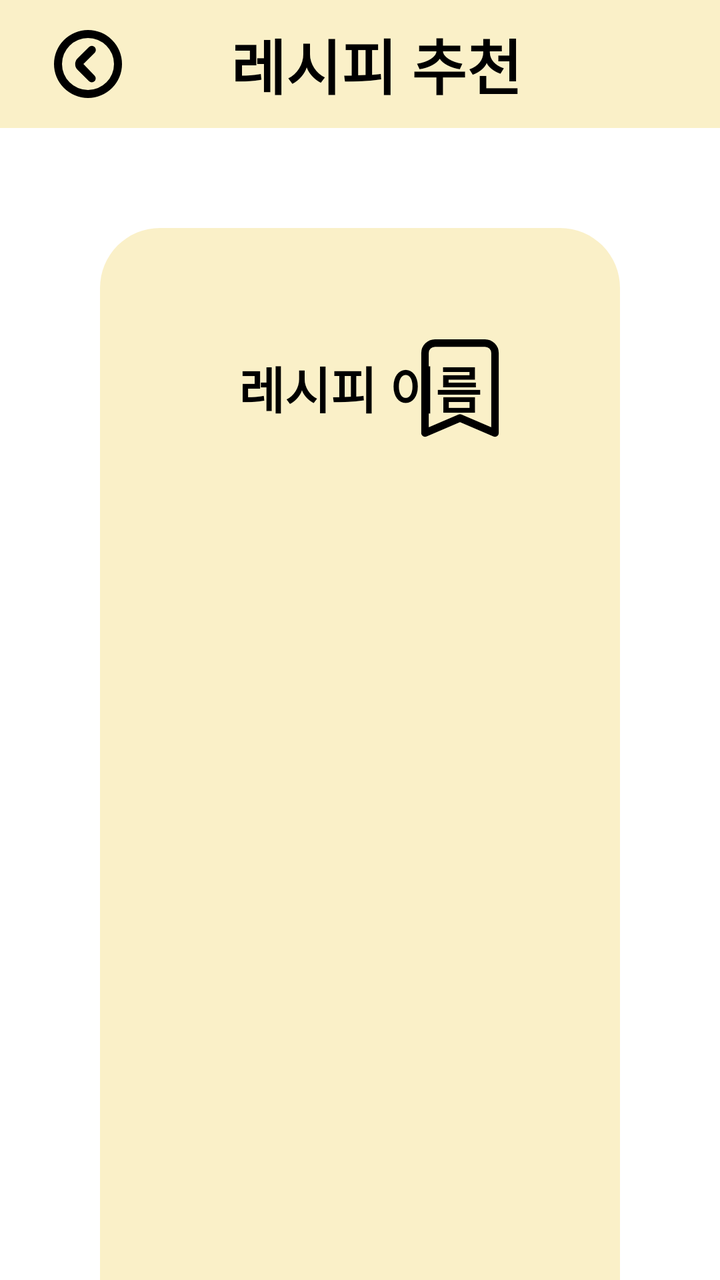
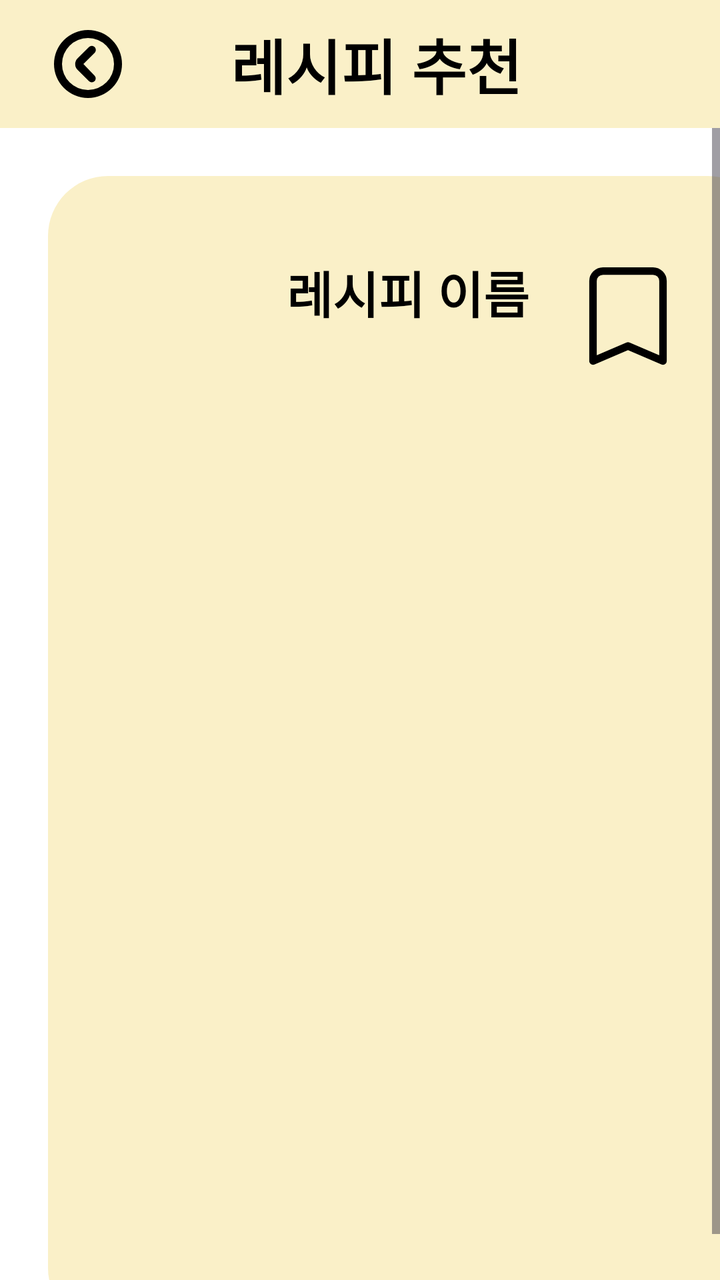

Before-and-after screenshots of an Android layout around one commit, followed by the original layout XML and the change that was made.
<!-- AndroidManifest.xml: application theme Theme.PickAndCook -->
<!-- res/layout/activity_recipe_detail.xml -->
<androidx.constraintlayout.widget.ConstraintLayout xmlns:android="http://schemas.android.com/apk/res/android"
    xmlns:app="http://schemas.android.com/apk/res-auto"
    android:layout_width="match_parent"
    android:layout_height="match_parent"
    android:background="@android:color/white">

    
    <androidx.appcompat.widget.Toolbar
        android:id="@+id/toolbar"
        android:layout_width="0dp"
        android:layout_height="?attr/actionBarSize"
        android:background="@color/main"
        android:paddingStart="16dp"
        app:navigationIcon="@drawable/ic_arrow_back"
        app:layout_constraintTop_toTopOf="parent"
        app:layout_constraintStart_toStartOf="parent"
        app:layout_constraintEnd_toEndOf="parent">

        <TextView
            android:layout_width="wrap_content"
            android:layout_height="wrap_content"
            android:layout_gravity="center"
            android:text="레시피 추천"
            android:textAppearance="@style/TitleTextStyle" />
    </androidx.appcompat.widget.Toolbar>

    
    <androidx.constraintlayout.widget.ConstraintLayout
        android:id="@+id/infoCard"
        android:layout_width="0dp"
        android:layout_height="900dp"
        android:backgroundTint="@color/main"
        android:background="@drawable/bg_rounded"
        android:layout_margin="50dp"
        android:padding="50dp"
        app:layout_constraintTop_toBottomOf="@id/toolbar"
        app:layout_constraintStart_toStartOf="parent"
        app:layout_constraintEnd_toEndOf="parent">

        <FrameLayout
            android:id="@+id/topBox"
            android:layout_width="0dp"
            android:layout_height="wrap_content"
            app:layout_constraintTop_toTopOf="parent"
            app:layout_constraintStart_toStartOf="parent"
            app:layout_constraintEnd_toEndOf="parent">

            <TextView
                android:id="@+id/recipeName"
                android:layout_width="wrap_content"
                android:layout_height="wrap_content"
                android:layout_gravity="center"
                android:text="레시피 이름"
                android:textSize="25sp"
                android:textStyle="bold"
                android:textColor="@color/black" />

            <ImageView
                android:id="@+id/bookmarkBtn"
                android:layout_width="wrap_content"
                android:layout_height="wrap_content"
                android:layout_gravity="end"
                android:src="@drawable/ic_bookmark_border"
                android:contentDescription="즐겨찾기" />
        </FrameLayout>

    </androidx.constraintlayout.widget.ConstraintLayout>

</androidx.constraintlayout.widget.ConstraintLayout>
<!-- resources referenced by this layout -->
<resources>
  <color name="black">#FF000000</color>
  <color name="main">#FAF0C8</color>
  <!-- drawable bg_rounded (drawable) -->
  <shape xmlns:android="http://schemas.android.com/apk/res/android"
      android:shape="rectangle">
      <solid android:color="#F8F4F4" />
      <corners android:radius="30dp" />
  </shape>
  <!-- drawable ic_arrow_back (drawable) -->
  <vector xmlns:android="http://schemas.android.com/apk/res/android"
      android:width="40dp"
      android:height="40dp"
      android:viewportWidth="200"
      android:viewportHeight="200">
    <path
        android:pathData="M100,15a85,85 0,1 0,85 85A84.93,84.93 0,0 0,100 15ZM100,165a65,65 0,1 1,65 -65A64.87,64.87 0,0 1,100 165ZM116.5,57.5a9.67,9.67 0,0 0,-14 0L74,86a19.92,19.92 0,0 0,0 28.5L102.5,143a9.9,9.9 0,0 0,14 -14l-28,-29L117,71.5C120.5,68 120.5,61.5 116.5,57.5Z"
        android:fillColor="#000000"/>
  </vector>
  <!-- drawable ic_bookmark_border (drawable) -->
  <vector xmlns:android="http://schemas.android.com/apk/res/android"
      android:width="60dp"
      android:height="60dp"
      android:viewportWidth="24"
      android:viewportHeight="24">
      <path
          android:fillColor="#00000000"
          android:strokeColor="#000000"
          android:strokeWidth="1.5"
          android:strokeLineJoin="round"
          android:strokeLineCap="round"
          android:pathData="M7 3h10a2 2 0 0 1 2 2v16l-7 -3 -7 3V5a2 2 0 0 1 2 -2z" />
  </vector>
  <style name="TitleTextStyle">
          <item name="android:textSize">30sp</item>
          <item name="android:textStyle">bold</item>
          <item name="android:textColor">#000000</item> 
          <item name="android:fontFamily">sans-serif-medium</item>
          <item name="android:gravity">center</item>
      </style>
  <style name="Theme.PickAndCook" parent="Base.Theme.PickAndCook" />
  <style name="Base.Theme.PickAndCook" parent="Theme.Material3.DayNight.NoActionBar">
          
          
      </style>
</resources>

<!-- the commit's change to res/layout/activity_recipe_detail.xml (unified diff, before → after) -->
@@ -1,3 +1,4 @@
+<?xml version="1.0" encoding="utf-8"?>
 <androidx.constraintlayout.widget.ConstraintLayout xmlns:android="http://schemas.android.com/apk/res/android"
     xmlns:app="http://schemas.android.com/apk/res-auto"
     android:layout_width="match_parent"
@@ -25,45 +26,67 @@
     </androidx.appcompat.widget.Toolbar>
 
     
-    <androidx.constraintlayout.widget.ConstraintLayout
-        android:id="@+id/infoCard"
+    <ScrollView
         android:layout_width="0dp"
-        android:layout_height="900dp"
-        android:backgroundTint="@color/main"
-        android:background="@drawable/bg_rounded"
-        android:layout_margin="50dp"
-        android:padding="50dp"
+        android:layout_height="0dp"
+        android:fillViewport="true"
         app:layout_constraintTop_toBottomOf="@id/toolbar"
+        app:layout_constraintBottom_toBottomOf="parent"
         app:layout_constraintStart_toStartOf="parent"
         app:layout_constraintEnd_toEndOf="parent">
 
-        <FrameLayout
-            android:id="@+id/topBox"
-            android:layout_width="0dp"
+        <androidx.constraintlayout.widget.ConstraintLayout
+            android:id="@+id/infoCard"
+            android:layout_width="match_parent"
             android:layout_height="wrap_content"
-            app:layout_constraintTop_toTopOf="parent"
-            app:layout_constraintStart_toStartOf="parent"
-            app:layout_constraintEnd_toEndOf="parent">
+            android:background="@drawable/bg_rounded"
+            android:backgroundTint="@color/main"
+            android:layout_margin="24dp"
+            android:padding="24dp">
 
-            <TextView
-                android:id="@+id/recipeName"
-                android:layout_width="wrap_content"
+            <FrameLayout
+                android:id="@+id/topBox"
+                android:layout_width="0dp"
                 android:layout_height="wrap_content"
-                android:layout_gravity="center"
-                android:text="레시피 이름"
-                android:textSize="25sp"
-                android:textStyle="bold"
-                android:textColor="@color/black" />
+                app:layout_constraintTop_toTopOf="parent"
+                app:layout_constraintStart_toStartOf="parent"
+                app:layout_constraintEnd_toEndOf="parent">
 
-            <ImageView
-                android:id="@+id/bookmarkBtn"
-                android:layout_width="wrap_content"
-                android:layout_height="wrap_content"
-                android:layout_gravity="end"
-                android:src="@drawable/ic_bookmark_border"
-                android:contentDescription="즐겨찾기" />
-        </FrameLayout>
+                
+                <TextView
+                    android:id="@+id/recipeName"
+                    android:layout_width="wrap_content"
+                    android:layout_height="wrap_content"
+                    android:layout_gravity="top|center_horizontal"
+                    android:layout_marginTop="16dp"
+                    android:text="레시피 이름"
+                    android:textSize="25sp"
+                    android:textStyle="bold"
+                    android:textColor="@color/black" />
 
-    </androidx.constraintlayout.widget.ConstraintLayout>
+                
+                <ImageView
+                    android:id="@+id/bookmarkBtn"
+                    android:layout_width="wrap_content"
+                    android:layout_height="wrap_content"
+                    android:layout_gravity="top|end"
+                    android:layout_margin="16dp"
+                    android:src="@drawable/ic_bookmark_border"
+                    android:contentDescription="즐겨찾기" />
 
+                
+                <ImageView
+                    android:id="@+id/recipeImageView"
+                    android:layout_width="match_parent"
+                    android:layout_height="wrap_content"
+                    android:maxHeight="300dp"
+                    android:adjustViewBounds="true"
+                    android:scaleType="fitCenter"
+                    android:layout_gravity="top"/>
+            </FrameLayout>
+
+            
+
+        </androidx.constraintlayout.widget.ConstraintLayout>
+    </ScrollView>
 </androidx.constraintlayout.widget.ConstraintLayout>
